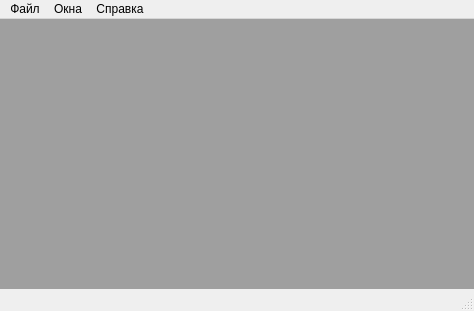
This is qt-creator/lab03/main-window.ui in DaZzz/croos-platform-apps as Qt 5 draws it before an edit. The edited form follows.
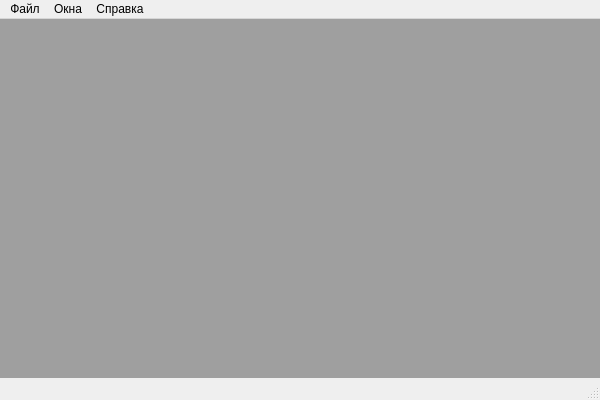
This is the edited form.

What changed in the file:
```diff
--- a/qt-creator/lab03/main-window.ui
+++ b/qt-creator/lab03/main-window.ui
@@ -6,8 +6,8 @@
    <rect>
     <x>0</x>
     <y>0</y>
-    <width>474</width>
-    <height>311</height>
+    <width>600</width>
+    <height>400</height>
    </rect>
   </property>
   <property name="windowTitle">
@@ -37,7 +37,7 @@
     <rect>
      <x>0</x>
      <y>0</y>
-     <width>474</width>
+     <width>600</width>
      <height>22</height>
     </rect>
    </property>
```
